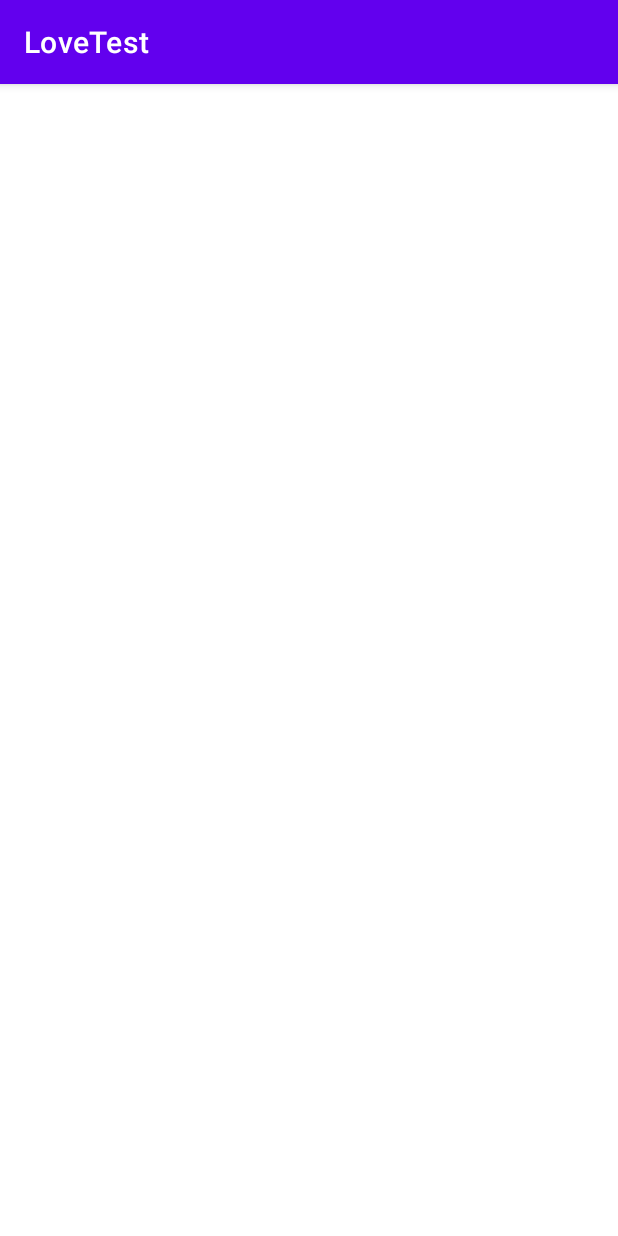
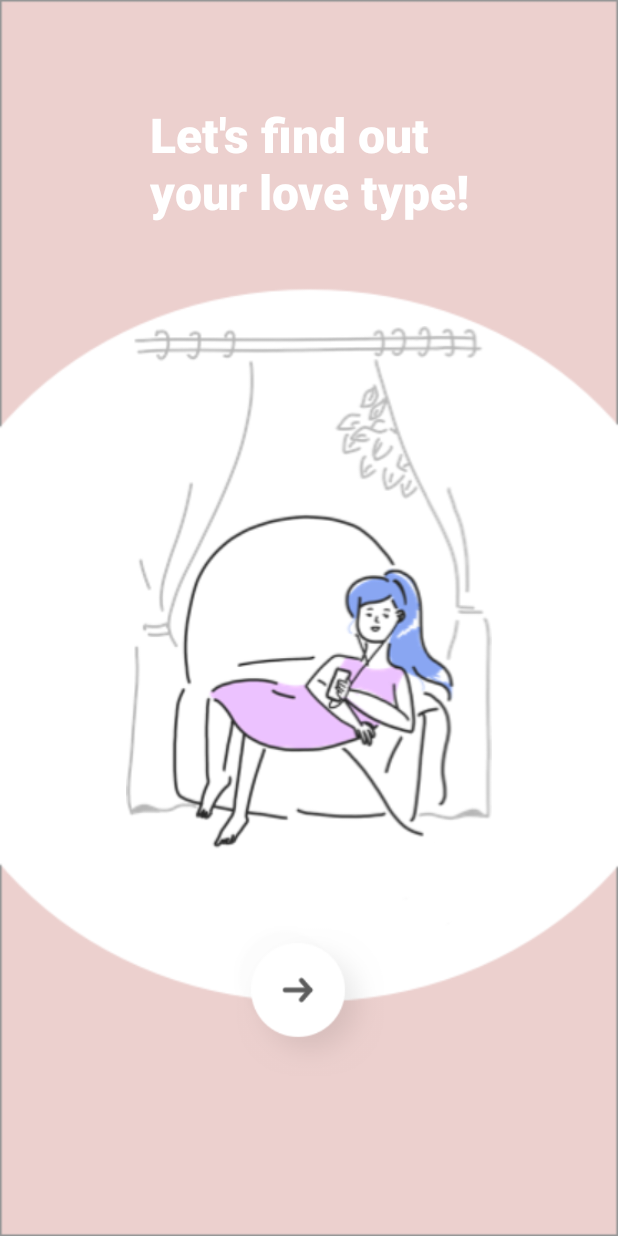
Before and after one commit to HayanYoo/androidEx1, an Android app: the screen it shows after launch (MainActivity), on a phone screen of 412 x 824 dp. Run offline under Robolectric (Android 15) with nearby library versions, the phone set to English and light mode, and no system bars; 1 statement that could not run was skipped.

Commit message:
modify : fragment's tool:context name

```diff
--- a/app/build.gradle
+++ b/app/build.gradle
@@ -1,6 +1,7 @@
 plugins {
     id 'com.android.application'
-    id 'org.jetbrains.kotlin.android'
+    id 'kotlin-android'
+    id 'kotlin-android-extensions'
 }
 
 android {
--- a/app/src/main/java/com/example/lovetest/MainActivity.kt
+++ b/app/src/main/java/com/example/lovetest/MainActivity.kt
@@ -1,12 +1,21 @@
 
 package com.example.lovetest
 
+import android.app.Fragment
 import androidx.appcompat.app.AppCompatActivity
 import android.os.Bundle
+import androidx.navigation.NavController
+import androidx.navigation.fragment.findNavController
+import kotlinx.android.synthetic.main.activity_main.*
 
 class MainActivity : AppCompatActivity() {
+
+    lateinit var navController : NavController
+
     override fun onCreate(savedInstanceState: Bundle?) {
         super.onCreate(savedInstanceState)
         setContentView(R.layout.activity_main)
+
+        navController = nav_host_fragment.findNavController()
     }
 }
--- a/app/src/main/res/layout/activity_main.xml
+++ b/app/src/main/res/layout/activity_main.xml
@@ -6,7 +6,7 @@
     android:layout_height="match_parent"
     tools:context=".MainActivity"
     >
-    <androidx.fragment.app.FragmentContainerView
+    <fragment
         android:id="@+id/nav_host_fragment"
         android:name="androidx.navigation.fragment.NavHostFragment"
         android:layout_width="0dp"
--- a/app/src/main/res/layout/fragment_question.xml
+++ b/app/src/main/res/layout/fragment_question.xml
@@ -5,7 +5,7 @@
     android:layout_width="match_parent"
     android:layout_height="match_parent"
     android:background="@drawable/background"
-    tools:context=".fragment.mainFragment">
+    tools:context=".fragment.QuestionFragment">
 
 
     <TextView
--- a/app/src/main/res/layout/fragment_result.xml
+++ b/app/src/main/res/layout/fragment_result.xml
@@ -5,7 +5,7 @@
     android:layout_width="match_parent"
     android:layout_height="match_parent"
     android:background="@drawable/background"
-    tools:context=".fragment.mainFragment">
+    tools:context=".fragment.ResultFragment">
 
 
     <TextView
--- a/app/src/main/res/navigation/nav_graph.xml
+++ b/app/src/main/res/navigation/nav_graph.xml
@@ -1,6 +1,40 @@
 <?xml version="1.0" encoding="utf-8"?>
 <navigation xmlns:android="http://schemas.android.com/apk/res/android"
     xmlns:app="http://schemas.android.com/apk/res-auto"
-    android:id="@+id/nav_graph">
+    xmlns:tools="http://schemas.android.com/tools"
+    android:id="@+id/nav_graph"
+    app:startDestination="@id/mainFragment3">
 
+    <fragment
+        android:id="@+id/mainFragment3"
+        android:name="com.example.lovetest.fragment.mainFragment"
+        android:label="fragment_main"
+        tools:layout="@layout/fragment_main" >
+        <action
+            android:id="@+id/action_mainFragment3_to_questionFragment3"
+            app:destination="@id/questionFragment3" />
+    </fragment>
+    <fragment
+        android:id="@+id/questionFragment3"
+        android:name="com.example.lovetest.fragment.QuestionFragment"
+        android:label="fragment_question"
+        tools:layout="@layout/fragment_question" >
+        <action
+            android:id="@+id/action_questionFragment3_to_selectionFragment3"
+            app:destination="@id/selectionFragment3" />
+    </fragment>
+    <fragment
+        android:id="@+id/selectionFragment3"
+        android:name="com.example.lovetest.fragment.SelectionFragment"
+        android:label="fragment_selection"
+        tools:layout="@layout/fragment_selection" >
+        <action
+            android:id="@+id/action_selectionFragment3_to_resultFragment3"
+            app:destination="@id/resultFragment3" />
+    </fragment>
+    <fragment
+        android:id="@+id/resultFragment3"
+        android:name="com.example.lovetest.fragment.ResultFragment"
+        android:label="fragment_result"
+        tools:layout="@layout/fragment_result" />
 </navigation>
--- a/app/src/main/res/values/strings.xml
+++ b/app/src/main/res/values/strings.xml
@@ -1,6 +1,6 @@
 <resources>
     <string name="app_name">LoveTest</string>
     <!-- TODO: Remove or change this placeholder text -->
-    <string name="main_title">Let's find out\nyour love type!</string>
+    <string name="main_title">Let\'s find out\nyour love type!</string>
     <string name="question">There were favorite flowers\nin the flower base.\nWhat are you going to do with that?</string>
 </resources>
--- a/app/src/main/res/values/themes.xml
+++ b/app/src/main/res/values/themes.xml
@@ -1,6 +1,6 @@
 <resources xmlns:tools="http://schemas.android.com/tools">
     <!-- Base application theme. -->
-    <style name="Theme.LoveTest" parent="Theme.MaterialComponents.DayNight.DarkActionBar">
+    <style name="Theme.LoveTest" parent="Theme.MaterialComponents.DayNight.NoActionBar">
         <!-- Primary brand color. -->
         <item name="colorPrimary">@color/purple_500</item>
         <item name="colorPrimaryVariant">@color/purple_700</item>
```
